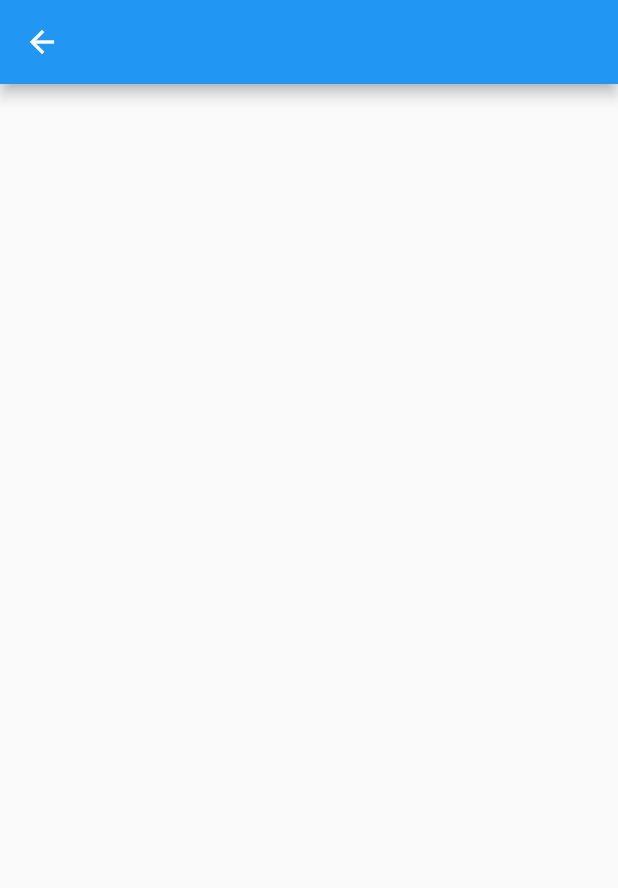
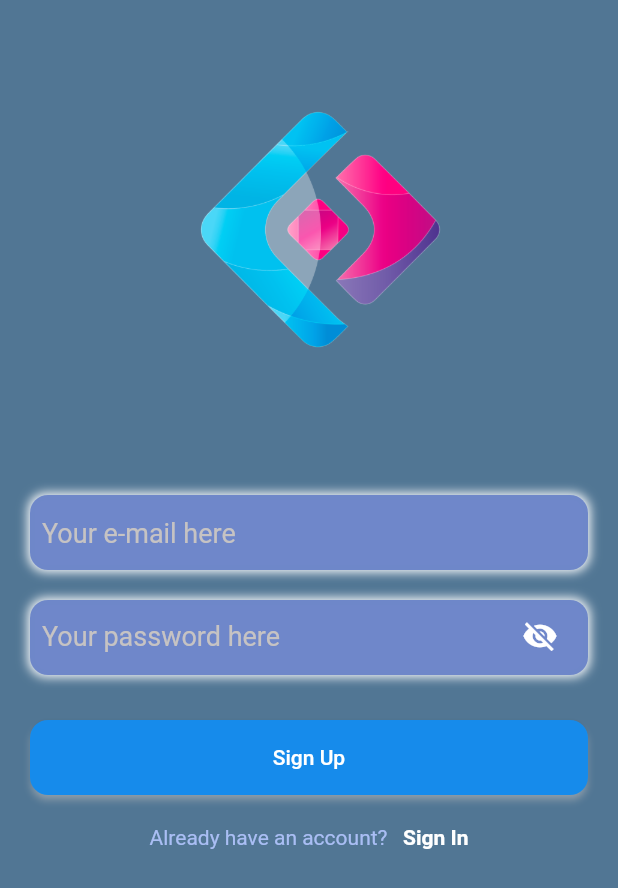
Before and after one commit to uemirhanselim/Chat-2gether, a Flutter app: the RegisterView screen opened directly, on a phone screen of 412 x 824 dp. Shown: the top 888 px of the screen. Run offline on Flutter 3.47's test engine with Material 2 defaults, Android fonts, the light colour scheme and no system bars; our stand-ins replace firebase_auth, firebase_core, google_sign_in; accounts and stored records are empty.

Commit message:
login and register provideres created

```diff
--- a/lib/main.dart
+++ b/lib/main.dart
@@ -1,5 +1,5 @@
 import 'package:chat_2gether/firebase_options.dart';
-import 'package:chat_2gether/view/login_view.dart';
+import 'package:chat_2gether/view/register_view.dart';
 import 'package:firebase_core/firebase_core.dart';
 import 'package:flutter/material.dart';
 
@@ -21,7 +21,7 @@ class MyApp extends StatelessWidget {
       theme: ThemeData(
         primarySwatch: Colors.blue,
       ),
-      home: const LoginView(),
+      home: const RegisterView(),
     );
   }
 }
--- a/lib/model_view/register_view_model.dart
+++ b/lib/model_view/register_view_model.dart
@@ -0,0 +1,18 @@
+import 'package:chat_2gether/service/auth_service.dart';
+import 'package:flutter/cupertino.dart';
+
+class RegisterViewModel extends ChangeNotifier {
+  final IAuthService authService;
+
+  RegisterViewModel(this.authService);
+
+  Future<void> signUpWithEmailAndPassword(String email, String password) async {
+    print("Entered to method");
+    try {
+      await authService.signUpWithEmailAndPassword(email, password);
+    } on Exception catch (e) {
+      print(
+          'Error occured while creating an account with email and password $e');
+    }
+  }
+}
--- a/lib/service/auth_service.dart
+++ b/lib/service/auth_service.dart
@@ -5,10 +5,19 @@ import 'package:google_sign_in/google_sign_in.dart';
 
 import '../view/login_view.dart';
 
-class AuthService {
+abstract class IAuthService {
+  handleAuthState();
+  Future<void> signUpWithEmailAndPassword(String email, String password);
+  Future<void> signInWithEmailAndPassword(String email, String password);
+  Future<UserCredential> signInWithGoogle();
+  signOut();
+}
+
+class AuthService extends IAuthService {
   final FirebaseAuth authInstance = FirebaseAuth.instance;
 
   //* Checks if user logged in or logged out
+  @override
   handleAuthState() {
     return StreamBuilder(
       stream: authInstance.authStateChanges(),
@@ -23,19 +32,22 @@ class AuthService {
   }
 
   //* Sign Up with email and password
-  signUpWithEmailAndPassword(String email, String password) async {
+  @override
+  Future<void> signUpWithEmailAndPassword(String email, String password) async {
     await authInstance.createUserWithEmailAndPassword(
         email: email, password: password);
   }
 
   //* Sign in with email and password
-  signInWithEmailAndPassword(String email, String password) async {
+  @override
+  Future<void> signInWithEmailAndPassword(String email, String password) async {
     await authInstance.signInWithEmailAndPassword(
         email: email, password: password);
   }
 
   //* Sign in with google
-  signInWithGoogle() async {
+  @override
+  Future<UserCredential> signInWithGoogle() async {
     // Trigger the authentication flow
     final GoogleSignInAccount? googleUser =
         await GoogleSignIn(scopes: <String>["email"]).signIn();
@@ -55,6 +67,7 @@ class AuthService {
   }
 
   //* Sign out
+  @override
   signOut() {
     authInstance.signOut();
   }
--- a/lib/utils/app_logo.dart
+++ b/lib/utils/app_logo.dart
@@ -6,7 +6,10 @@ class AppLogo extends StatelessWidget {
   @override
   Widget build(BuildContext context) {
     return ClipRect(
-      child: Image.asset("assets/logo.png"),
+      child: Image.asset(
+        "assets/logo.png",
+        scale: 5,
+      ),
     );
   }
 }
--- /dev/null
+++ b/lib/utils/widgets/project_auth_button.dart
@@ -0,0 +1,24 @@
+import 'package:flutter/material.dart';
+
+class ProjectAuthButton extends StatelessWidget {
+  const ProjectAuthButton(
+      {Key? key, required this.isLogin, required this.onPressed})
+      : super(key: key);
+
+  final bool isLogin;
+  final void Function()? onPressed;
+
+  @override
+  Widget build(BuildContext context) {
+    return ElevatedButton(
+      onPressed: onPressed,
+      style: ElevatedButton.styleFrom(
+          shadowColor: Colors.white,
+          shape:
+              RoundedRectangleBorder(borderRadius: BorderRadius.circular(12)),
+          backgroundColor: const Color.fromARGB(255, 22, 139, 235),
+          minimumSize: const Size.fromHeight(50)),
+      child: isLogin ? const Text("Sign In") : const Text("Sign Up"),
+    );
+  }
+}
--- /dev/null
+++ b/lib/utils/widgets/project_auth_text.dart
@@ -0,0 +1,29 @@
+import 'package:flutter/gestures.dart';
+import 'package:flutter/material.dart';
+
+class ProjectAuthText extends StatelessWidget {
+  const ProjectAuthText({
+    Key? key,
+     required this.isLogin,
+  }) : super(key: key);
+
+  final bool isLogin;
+
+  @override
+  Widget build(BuildContext context) {
+    return RichText(
+      text: TextSpan(
+          text: isLogin
+              ? "Don't you have an account?   "
+              : "Already have an account?   ",
+          style: const TextStyle(color: Color.fromARGB(248, 172, 192, 247)),
+          children: [
+            TextSpan(
+                recognizer: TapGestureRecognizer(),
+                text: isLogin ? "Sign Up" : "Sign In",
+                style: const TextStyle(
+                    color: Colors.white, fontWeight: FontWeight.bold))
+          ]),
+    );
+  }
+}
--- /dev/null
+++ b/lib/utils/widgets/project_text_field.dart
@@ -0,0 +1,76 @@
+import 'package:flutter/material.dart';
+
+class ProjectTextField extends StatefulWidget {
+  const ProjectTextField({
+    Key? key,
+    required this.controller,
+    required this.isEmail,
+  }) : super(key: key);
+
+  final TextEditingController controller;
+  final bool isEmail;
+
+  @override
+  State<ProjectTextField> createState() => _ProjectTextFieldState();
+}
+
+class _ProjectTextFieldState extends State<ProjectTextField> {
+  bool isVisible = false;
+  @override
+  Widget build(BuildContext context) {
+    return Container(
+      height: 50,
+      decoration: const BoxDecoration(
+          boxShadow: [
+            BoxShadow(
+              color: Color.fromARGB(255, 255, 255, 255),
+              spreadRadius: 1,
+              blurRadius: 5,
+            ),
+          ],
+          color: Color.fromARGB(252, 109, 134, 201),
+          borderRadius: BorderRadius.all(Radius.circular(12))),
+      child: Padding(
+        padding: const EdgeInsets.symmetric(horizontal: 8),
+        child: TextField(
+          controller: widget.controller,
+          keyboardType:
+              widget.isEmail ? TextInputType.emailAddress : TextInputType.text,
+          textInputAction: TextInputAction.next,
+          obscureText: isVisible,
+          decoration: InputDecoration(
+              suffixIcon: !widget.isEmail
+                  ? Padding(
+                      padding: const EdgeInsets.all(12.0),
+                      child: InkWell(
+                        onTap: () {
+                          setState(() {
+                            isVisible = !isVisible;
+                          });
+                        },
+                        child: AnimatedCrossFade(
+                            firstChild: const Icon(
+                              Icons.visibility_off,
+                              color: Colors.white,
+                            ),
+                            secondChild: const Icon(Icons.visibility,
+                                color: Colors.white),
+                            crossFadeState: !isVisible
+                                ? CrossFadeState.showFirst
+                                : CrossFadeState.showSecond,
+                            duration: const Duration(seconds: 1)),
+                      ),
+                    )
+                  : null,
+              border: InputBorder.none,
+              hintText:
+                  widget.isEmail ? 'Your e-mail here' : 'Your password here',
+              hintStyle: const TextStyle(
+                  fontSize: 18, color: Color.fromARGB(255, 198, 195, 195))),
+          textAlignVertical: TextAlignVertical.center,
+          style: const TextStyle(fontSize: 18, color: Colors.white),
+        ),
+      ),
+    );
+  }
+}
--- a/lib/view/register_view.dart
+++ b/lib/view/register_view.dart
@@ -1,4 +1,12 @@
+import 'package:chat_2gether/model_view/register_view_model.dart';
+import 'package:chat_2gether/service/auth_service.dart';
 import 'package:flutter/material.dart';
+import 'package:provider/provider.dart';
+
+import '../utils/app_logo.dart';
+import '../utils/widgets/project_auth_button.dart';
+import '../utils/widgets/project_auth_text.dart';
+import '../utils/widgets/project_text_field.dart';
 
 class RegisterView extends StatefulWidget {
   const RegisterView({Key? key}) : super(key: key);
@@ -7,10 +15,50 @@ class RegisterView extends StatefulWidget {
 }
 
 class RegisterViewState extends State<RegisterView> {
+  final TextEditingController passwordController = TextEditingController();
+  final TextEditingController emailContoller = TextEditingController();
   @override
   Widget build(BuildContext context) {
-    return Scaffold(
-      appBar: AppBar(),
+    return ChangeNotifierProvider(
+      create: (context) => RegisterViewModel(AuthService()),
+      builder: (context, child) {
+        return Scaffold(
+          backgroundColor: const Color.fromARGB(255, 81, 118, 148),
+          body: SingleChildScrollView(
+            child: Padding(
+              padding: const EdgeInsets.symmetric(horizontal: 20, vertical: 30),
+              child: Column(
+                crossAxisAlignment: CrossAxisAlignment.center,
+                children: [
+                  const AppLogo(),
+                  const SizedBox(height: 60),
+                  ProjectTextField(controller: emailContoller, isEmail: true),
+                  const SizedBox(height: 20),
+                  ProjectTextField(
+                      controller: passwordController, isEmail: false),
+                  const SizedBox(height: 30),
+                  _authButton(context),
+                  const SizedBox(height: 20),
+                  const ProjectAuthText(isLogin: false),
+                ],
+              ),
+            ),
+          ),
+        );
+      },
     );
   }
+
+   Widget _authButton(BuildContext context) {
+    return ProjectAuthButton(
+                  isLogin: false,
+                  onPressed: () async {
+                   await context
+                        .read<RegisterViewModel>()
+                        .signUpWithEmailAndPassword(
+                            emailContoller.text, passwordController.text);
+
+                  },
+                );
+  }
 }
--- a/pubspec.yaml
+++ b/pubspec.yaml
@@ -36,6 +36,7 @@ dependencies:
   flutter:
     sdk: flutter
   google_sign_in: ^5.4.1
+  kartal: ^2.4.3
   provider: ^6.0.3
 
 dev_dependencies:
```
Also changed, not shown: lib/model_view/login_view_model.dart (+19 -0 lines), lib/view/login_view.dart (+26 -7 lines), pubspec.lock, 7 other files.
